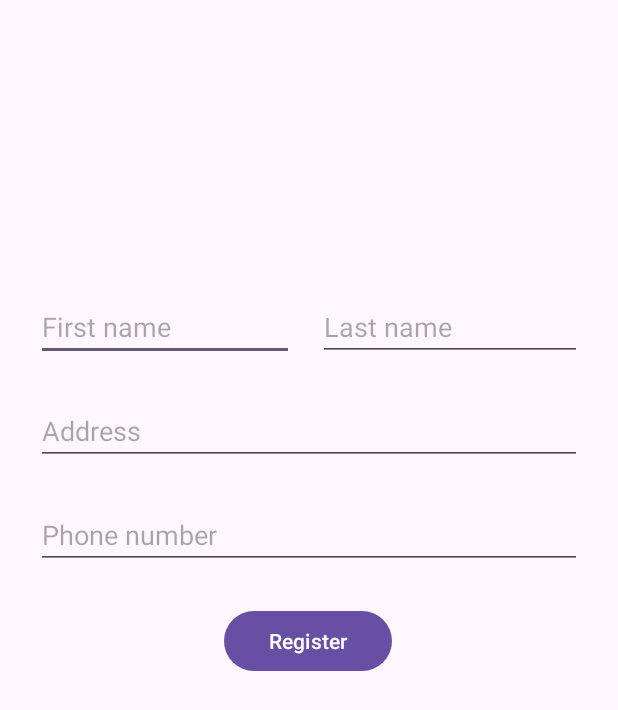
After one commit to siddankthep/FinalProject_OOP, an Android app: the RegisterActivity screen opened directly, with no data from a screen before it, on a phone screen of 412 x 824 dp. The commit adds this screen. Shown: the top 710 px of the screen. Run offline under Robolectric (Android 15) with nearby library versions, the phone set to English and light mode, and no system bars.

Commit message:
Add log in and register screen

```diff
--- a/app/src/main/AndroidManifest.xml
+++ b/app/src/main/AndroidManifest.xml
@@ -13,6 +13,12 @@
         android:theme="@style/Theme.FInalProject_OOP"
         tools:targetApi="31">
         <activity
+            android:name=".RegisterActivity"
+            android:exported="false" />
+        <activity
+            android:name=".LoginActivity"
+            android:exported="false" />
+        <activity
             android:name=".MainActivity"
             android:exported="true">
             <intent-filter>
--- /dev/null
+++ b/app/src/main/java/com/example/finalproject_oop/RegisterActivity.java
@@ -0,0 +1,14 @@
+package com.example.finalproject_oop;
+
+import androidx.appcompat.app.AppCompatActivity;
+
+import android.os.Bundle;
+
+public class RegisterActivity extends AppCompatActivity {
+
+    @Override
+    protected void onCreate(Bundle savedInstanceState) {
+        super.onCreate(savedInstanceState);
+        setContentView(R.layout.activity_register);
+    }
+}
--- /dev/null
+++ b/app/src/main/res/layout/activity_register.xml
@@ -0,0 +1,92 @@
+<?xml version="1.0" encoding="utf-8"?>
+<androidx.constraintlayout.widget.ConstraintLayout xmlns:android="http://schemas.android.com/apk/res/android"
+    xmlns:app="http://schemas.android.com/apk/res-auto"
+    xmlns:tools="http://schemas.android.com/tools"
+    android:layout_width="match_parent"
+    android:layout_height="match_parent"
+    tools:context=".MainActivity">
+
+
+    <TextView
+        android:id="@+id/welcomeText2"
+        android:layout_width="wrap_content"
+        android:layout_height="wrap_content"
+        android:layout_marginTop="50dp"
+        android:textSize="34sp"
+        android:textStyle="bold"
+        app:layout_constraintEnd_toEndOf="parent"
+        app:layout_constraintStart_toStartOf="parent"
+        app:layout_constraintTop_toTopOf="parent"
+        tools:text="@string/create" />
+
+
+    <EditText
+        android:id="@+id/firstName"
+        android:layout_width="172dp"
+        android:layout_height="wrap_content"
+        android:layout_marginStart="24dp"
+        android:layout_marginTop="100dp"
+        android:ems="10"
+        android:hint="@string/first_name"
+        android:inputType="text"
+        app:layout_constraintStart_toStartOf="parent"
+        app:layout_constraintTop_toBottomOf="@+id/welcomeText2" />
+
+    <EditText
+        android:id="@+id/lastName"
+        android:layout_width="0dp"
+        android:layout_height="wrap_content"
+        android:layout_marginStart="16dp"
+        android:layout_marginEnd="24dp"
+        android:ems="10"
+        android:hint="@string/last_name"
+        android:inputType="text"
+        app:layout_constraintBottom_toBottomOf="@+id/firstName"
+        app:layout_constraintEnd_toEndOf="parent"
+        app:layout_constraintStart_toEndOf="@+id/firstName"
+        app:layout_constraintTop_toTopOf="@+id/firstName"
+        app:layout_constraintVertical_bias="1.0" />
+
+    <EditText
+        android:id="@+id/address"
+        android:layout_width="0dp"
+        android:layout_height="wrap_content"
+        android:layout_marginStart="24dp"
+        android:layout_marginTop="24dp"
+        android:layout_marginEnd="24dp"
+        android:ems="10"
+        android:hint="@string/address"
+        android:inputType="text"
+        app:layout_constraintEnd_toEndOf="parent"
+        app:layout_constraintHorizontal_bias="0.496"
+        app:layout_constraintStart_toStartOf="parent"
+        app:layout_constraintTop_toBottomOf="@+id/firstName" />
+
+
+    <EditText
+        android:id="@+id/phoneNum"
+        android:layout_width="0dp"
+        android:layout_height="wrap_content"
+        android:layout_marginStart="24dp"
+        android:layout_marginTop="24dp"
+        android:layout_marginEnd="24dp"
+        android:ems="10"
+        android:hint="@string/phone"
+        android:inputType="text"
+        app:layout_constraintEnd_toEndOf="parent"
+        app:layout_constraintHorizontal_bias="0.496"
+        app:layout_constraintStart_toStartOf="parent"
+        app:layout_constraintTop_toBottomOf="@+id/address" />
+
+    <Button
+        android:id="@+id/loginButton"
+        android:layout_width="112dp"
+        android:layout_height="wrap_content"
+        android:layout_marginTop="24dp"
+        android:text="@string/register"
+        app:layout_constraintEnd_toEndOf="parent"
+        app:layout_constraintHorizontal_bias="0.498"
+        app:layout_constraintStart_toStartOf="parent"
+        app:layout_constraintTop_toBottomOf="@+id/phoneNum" />
+
+</androidx.constraintlayout.widget.ConstraintLayout>
--- a/app/src/main/res/values/strings.xml
+++ b/app/src/main/res/values/strings.xml
@@ -1,3 +1,15 @@
 <resources>
     <string name="app_name">FInal Project_OOP</string>
+    <string name="welcome">Welcome!</string>
+    <string name="please">Please sign in to continue!</string>
+    <string name="sign_in">Sign in</string>
+    <string name="register">Register</string>
+    <string name="username">Username</string>
+    <string name="password">Password</string>
+    <string name="create">Create a new account</string>
+    <string name="first_name">First name</string>
+    <string name="last_name">Last name</string>
+    <string name="address">Address</string>
+    <string name="phone">Phone number</string>
+<!--    <string name="">Create</string>-->
 </resources>
```
Also changed, not shown: app/src/main/java/com/example/finalproject_oop/LoginActivity.java (added, +14 -0 lines), app/src/main/res/layout/activity_login.xml (added, +79 -0 lines).
